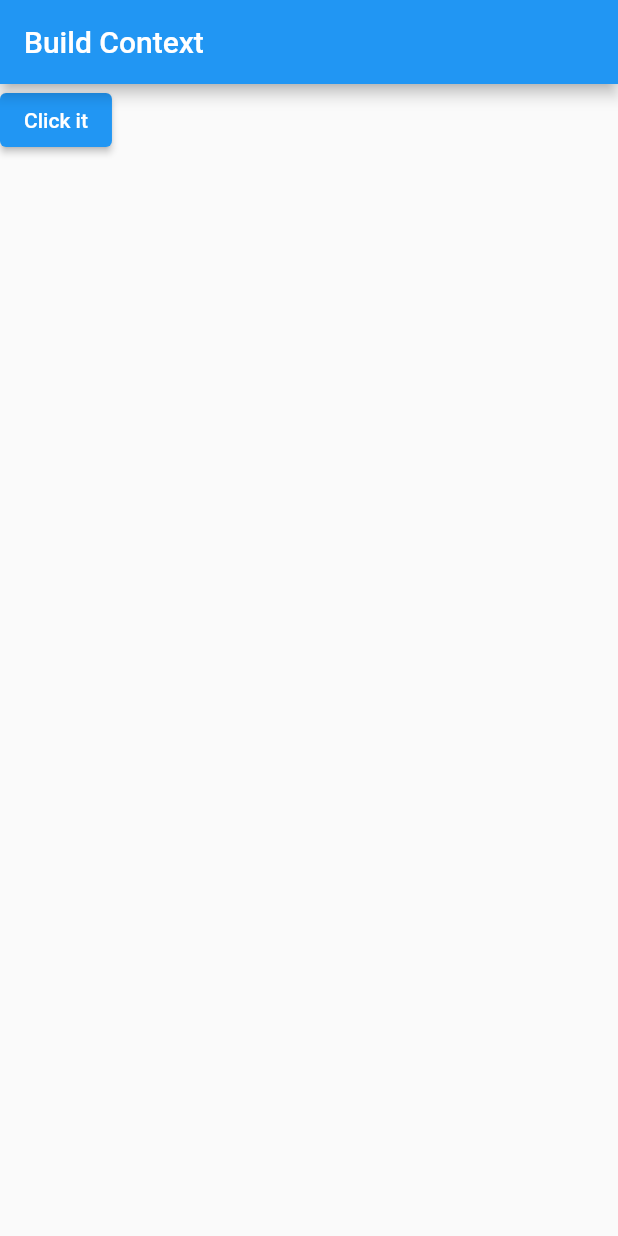
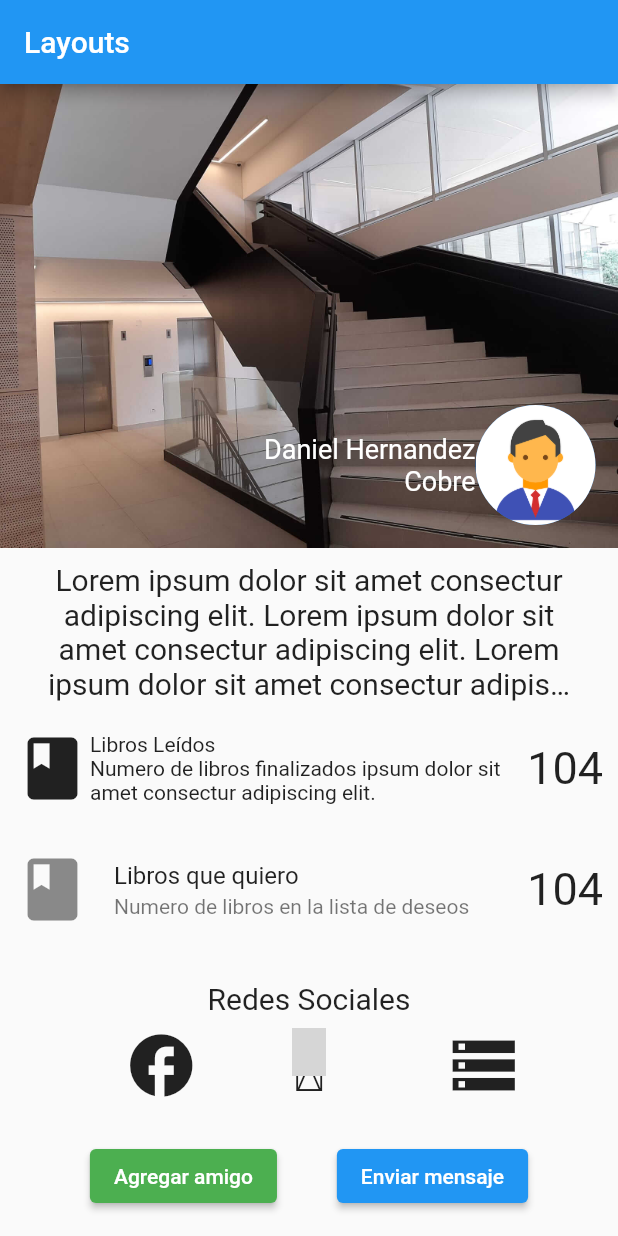
Before and after one commit to daguiheso/flutter-base, a Flutter app: the screen it shows after launch, on a phone screen of 412 x 824 dp. Run offline on Flutter 3.47's test engine with Material 2 defaults, Android fonts, the phone set to English and light mode, and no system bars; statements that could not run were skipped; grey boxes are pictures that could not be loaded.

Commit message:
feat: Layouts

```diff
--- /dev/null
+++ b/lib/layouts.dart
@@ -0,0 +1,128 @@
+import 'package:flutter/material.dart';
+
+class Layout extends StatelessWidget {
+  const Layout({Key? key}) : super(key: key);
+
+  @override
+  Widget build(BuildContext context) {
+    return MaterialApp(
+      home: Scaffold(
+        appBar: AppBar(
+          title: const Text('Layouts')
+        ),
+        body: const ProfileScreen(),
+      ),
+      title: 'Pepe',
+    );
+  }
+}
+
+class ProfileScreen extends StatelessWidget {
+  const ProfileScreen({Key? key}) : super(key: key);
+
+  @override
+  Widget build(BuildContext context) {
+    return ListView(
+      children: [
+        Column(
+          children: [
+            Stack(
+              alignment: AlignmentDirectional.bottomEnd,
+              children: [
+                const Image(
+                  image: AssetImage('images/image-1.JPG')
+                ),
+                Padding(
+                  padding: const EdgeInsets.all(15),
+                  child: Row(
+                    mainAxisSize: MainAxisSize.min,
+                    children: [
+                      DefaultTextStyle(
+                        style: const TextStyle(color: Colors.white, fontSize: 18),
+                        child: Column(
+                          crossAxisAlignment: CrossAxisAlignment.end,
+                          children: const [
+                            Text("Daniel Hernandez"),
+                            Text("Cobre"),
+                          ],
+                        )
+                      ),
+                      const CircleAvatar(
+                        backgroundImage: AssetImage('images/avatar.png'),
+                        radius: 40,
+                      ),
+                    ],
+                  ),
+                )
+              ]
+            ),
+            Container(
+              padding: const EdgeInsets.symmetric(vertical: 10, horizontal: 30),
+              child: const Text(
+                'Lorem ipsum dolor sit amet consectur adipiscing elit. Lorem ipsum dolor sit amet consectur adipiscing elit. Lorem ipsum dolor sit amet consectur adipiscing elit. Lorem ipsum dolor sit amet consectur adipiscing elit.',
+                style: TextStyle(fontSize: 20),
+                textAlign: TextAlign.center,
+                maxLines: 4,
+                overflow: TextOverflow.ellipsis,
+
+              )
+            ),
+            Padding(
+              padding: const EdgeInsets.symmetric(vertical: 10, horizontal: 10),
+              child: Row(
+                children: [
+                  const Icon(Icons.book, size: 50),
+                  Expanded(child:  Column(
+                    crossAxisAlignment: CrossAxisAlignment.start,
+                    children: const [
+                      Text("Libros Leídos"),
+                      Text("Numero de libros finalizados ipsum dolor sit amet consectur adipiscing elit.")
+                    ],
+                  )),
+                  const Text("104", style: TextStyle(fontSize: 30))
+                ],
+              )
+            ),
+            const ListTile(
+              contentPadding: EdgeInsets.symmetric(vertical: 10, horizontal: 10),
+              title: Text("Libros que quiero"),
+              subtitle: Text("Numero de libros en la lista de deseos"),
+              leading: Icon(Icons.book, size: 50),
+              trailing:  Text("104", style: TextStyle(fontSize: 30)),
+            ),
+            Container(
+              padding: const EdgeInsets.all(15),
+              child: Column(
+                children: [
+                  const Text("Redes Sociales", style: TextStyle(fontSize: 20)),
+                  Row(
+                    mainAxisAlignment: MainAxisAlignment.spaceEvenly,
+                    children: [
+                      IconButton(onPressed: () {}, icon:  const Icon(Icons.facebook, size: 50)),
+                      IconButton(onPressed: () {}, icon:  const Icon(Icons.whatsapp, size: 50)),
+                      IconButton(onPressed: () {}, icon:  const Icon(Icons.storage, size: 50)),
+                    ]
+                  )
+                ],
+              ),
+            ),
+            Container(
+              padding: const EdgeInsets.all(20),
+              child:  Row(
+                mainAxisAlignment: MainAxisAlignment.spaceEvenly,
+                children: [
+                  ElevatedButton(
+                    onPressed: () {},
+                    style: ElevatedButton.styleFrom(primary: Colors.green),
+                    child: const Text("Agregar amigo"),
+                  ),
+                  ElevatedButton(onPressed: () {}, child: const Text("Enviar mensaje"))
+                ]
+              ),
+            ),
+          ],
+        )
+      ],
+    );
+  }
+}
--- a/lib/main.dart
+++ b/lib/main.dart
@@ -1,7 +1,7 @@
-import 'package:base/build_context.dart';
+import 'package:base/layouts.dart';
 import 'package:flutter/material.dart';
 // import './booksy.dart';
 
 void main() {
-  runApp(const TestingBuildContext());
+  runApp(const Layout());
 }
--- a/pubspec.yaml
+++ b/pubspec.yaml
@@ -61,6 +61,7 @@ flutter:
   assets:
     - images/image-1.JPG
     - images/cover.JPG
+    - images/avatar.png
   #   - images/a_dot_burr.jpeg
   #   - images/a_dot_ham.jpeg
 
```
Also changed, not shown: images/avatar.png (added).
